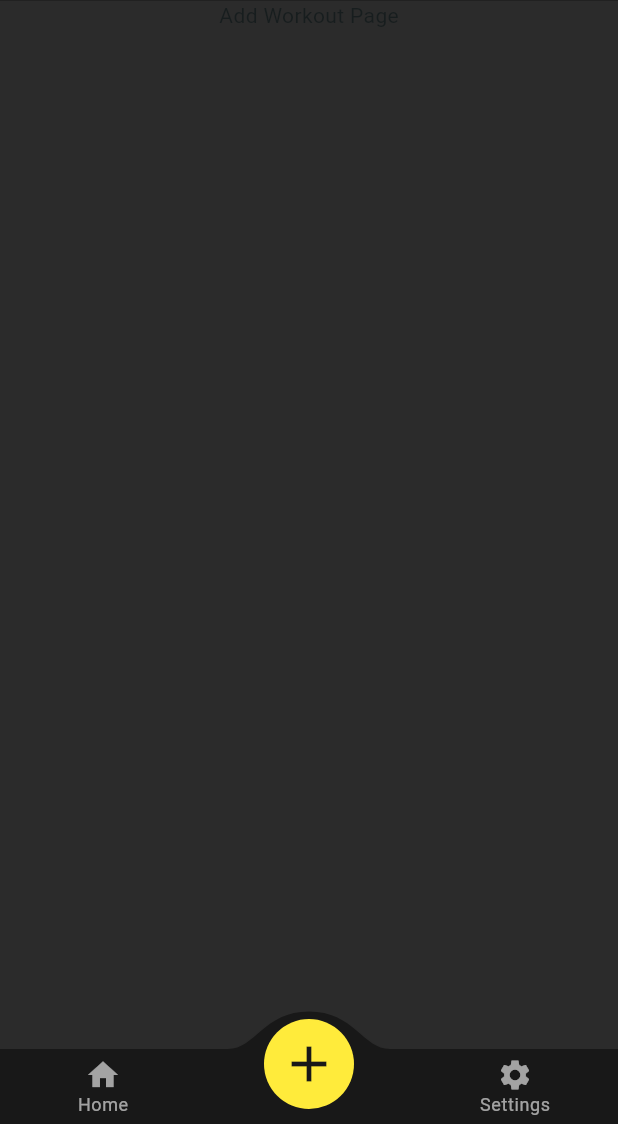
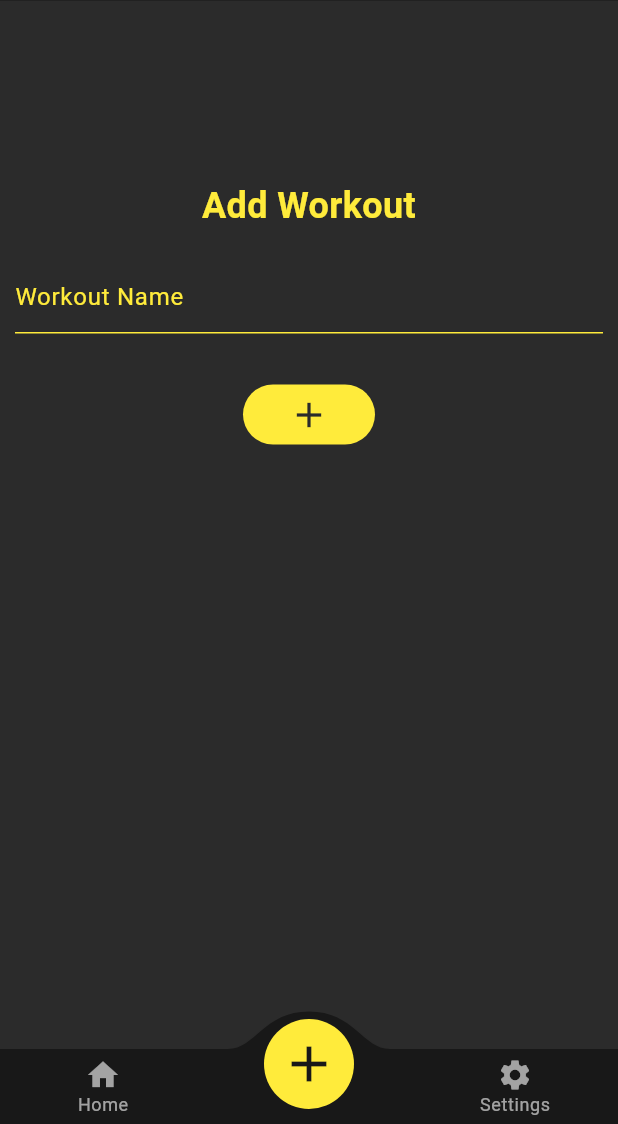
Before and after one commit to kry-ozo/gymNote, a Flutter app: the screen it shows after launch, item 2 of the bottom bar chosen, on a phone screen of 412 x 824 dp, the part 112-1236 px from its top. Run offline on Flutter 3.47's test engine with Material 3 defaults, Android fonts, the phone set to English and light mode, and no system bars; drawn by our look-alikes of convex_bottom_bar; missing offline and left inert: super_icons.

Commit message:
Added addWorkout form

```diff
--- a/lib/main.dart
+++ b/lib/main.dart
@@ -17,13 +17,21 @@ class GymNote extends StatefulWidget {
 }
 
 class _GymNoteState extends State<GymNote> {
-  final List<Widget> _pages = [
+  final TextEditingController nameController = TextEditingController();
+  int index = 0;
+  late List<Widget> _pages;
+
+  @override
+  void initState(){
+    super.initState();
+    _pages =  [
     Workouts(),
-    AddWorkout(),
+    AddWorkout(
+      nameController: nameController,
+      ),
     Settings()
   ];
-  int index = 0;
-  @override
+  }
   Widget build(BuildContext context) {
     return  MaterialApp(
       debugShowCheckedModeBanner: false,
--- a/lib/pages/add_workout.dart
+++ b/lib/pages/add_workout.dart
@@ -1,13 +1,47 @@
 import 'package:flutter/material.dart';
 
 class AddWorkout extends StatelessWidget {
-  const AddWorkout({super.key});
+  TextEditingController nameController;
+  AddWorkout({super.key, required this.nameController});
 
   @override
   Widget build(BuildContext context) {
     return Column(
       children: [
-        Center(child: Text("Add Workout Page"))
+        const SizedBox(height:120,),
+        const Text("Add Workout", style: TextStyle(color: Colors.yellow, fontSize: 24, fontWeight: FontWeight.bold), textAlign: TextAlign.center,),
+        const SizedBox(height: 20,),
+        Padding(
+          padding: const EdgeInsets.symmetric(horizontal: 10),
+          child: TextField(controller: nameController, decoration: const InputDecoration(
+            hintText: "Workout Name",
+            focusColor: Colors.yellow,
+            hintStyle: TextStyle(
+              color: Colors.yellow
+            ),
+            enabledBorder: UnderlineInputBorder(
+              borderSide: BorderSide(color: Colors.yellow)
+            ),
+            focusedBorder: UnderlineInputBorder(
+              borderSide: BorderSide(color: const Color.fromARGB(255, 255, 230, 0))
+            )
+          ),
+          style: const TextStyle(
+            color: Colors.yellow
+          ),
+
+          ),
+        ),
+        SizedBox(height: 30,)
+        ,
+        TextButton(onPressed: (){
+
+        }, child: Icon(Icons.add, color: Color.fromARGB(255, 43, 43, 43),size: 28,),
+        style: TextButton.styleFrom(
+          backgroundColor: Colors.yellow,
+          padding: EdgeInsets.symmetric(horizontal: 30)
+        ),
+        )
       ],
     );
   }
```
